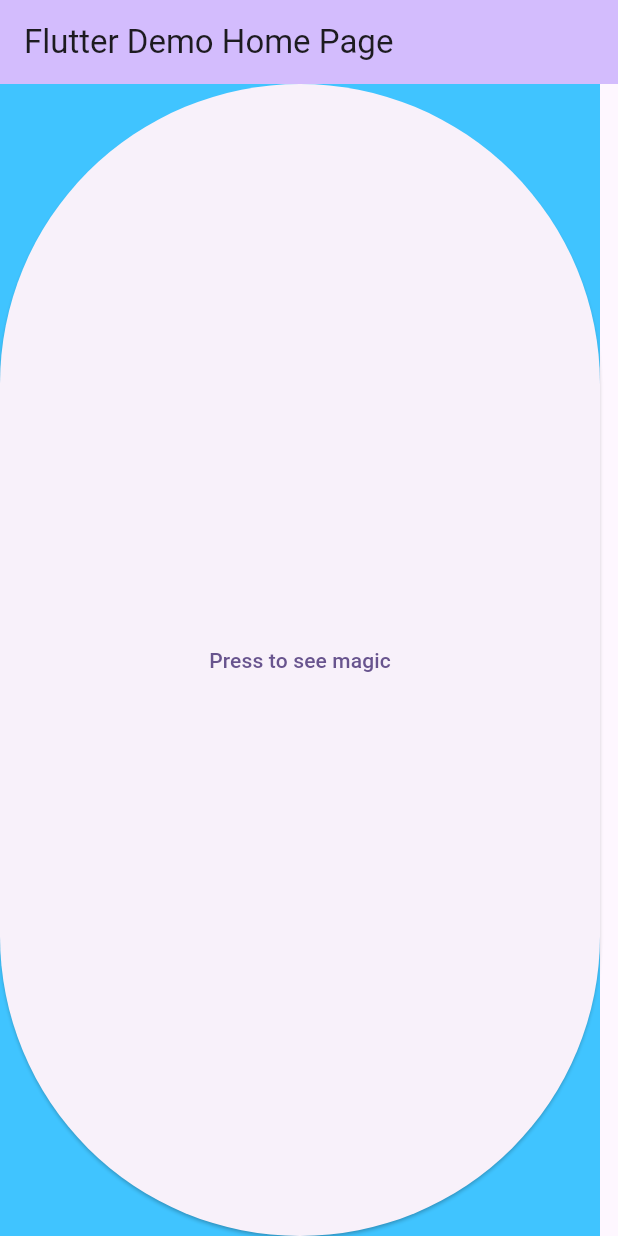
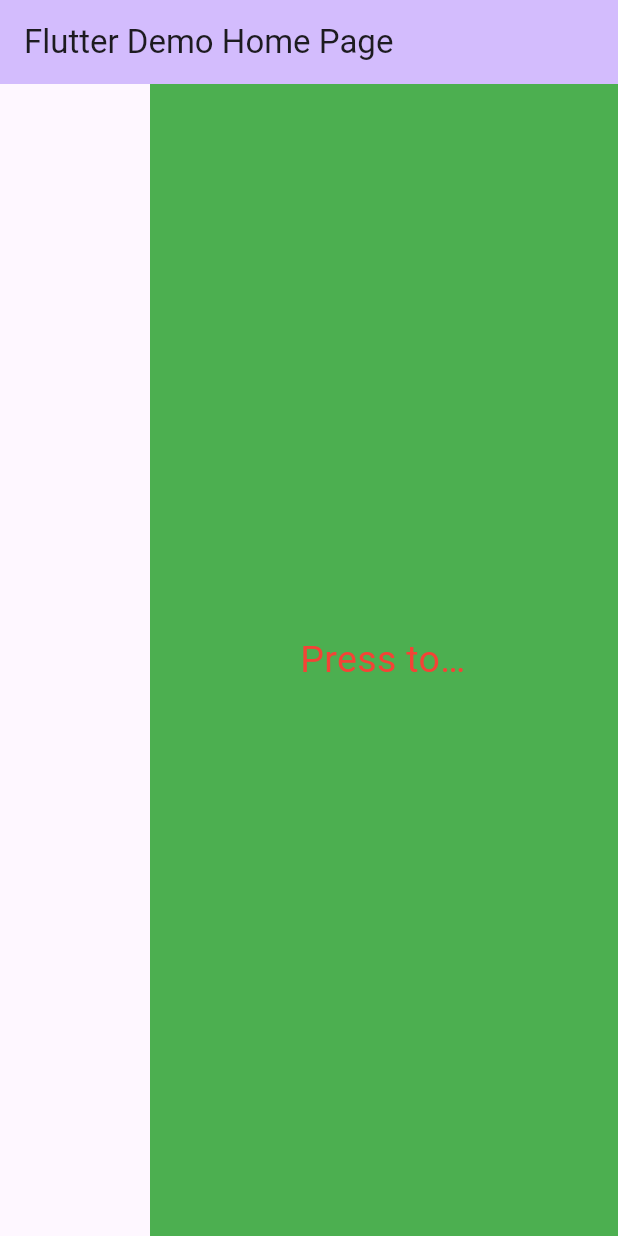
Before and after one commit to Avinash1705/Animation-Flutter, a Flutter app: the screen it shows after launch, on a phone screen of 412 x 824 dp. Run offline on Flutter 3.47's test engine with Material 3 defaults, Android fonts, the phone set to English and light mode, and no system bars.

Commit message:
Tween (for auto animation)

```diff
--- a/lib/animation_container.dart
+++ b/lib/animation_container.dart
@@ -14,22 +14,22 @@ class _MyAnimationState extends State<MyAnimation> {
 
   @override
   Widget build(BuildContext context) {
-    return AnimatedContainer(
-      duration: Duration(seconds: 2),
-      width: _width,
-      margin: EdgeInsets.only(top: _topMargin),
-      color: Colors.lightBlueAccent,
-      child: ElevatedButton(
-        onPressed: () {
-          setState(() {
-            _width = 100;
-            _topMargin = 200;
-            _opacity = 0.5;
-          });
+    return TweenAnimationBuilder(
+        duration: Duration(seconds: 2),
+        tween: Tween<double>(begin: 0,end: 100),
+        builder: (BuildContext context, double value, Widget? child) {
+          return Container(
+              margin: EdgeInsets.only(left: value),
+            decoration: BoxDecoration(
+              color: Colors.green,
+
+            ),
+            child: Opacity(opacity: 1,child: Padding(
+              padding: EdgeInsets.all(value),
+              child:child ,
+            ),),
+          );
         },
-        child: Opacity(opacity: _opacity,
-        child: Center(child: Text("Press to see magic"))),
-      ),
-    );
+        child: Center(child: Text("Press to see magic",overflow: TextOverflow.ellipsis,style: TextStyle(color: Colors.red,fontSize:25),)));
   }
 }
```
